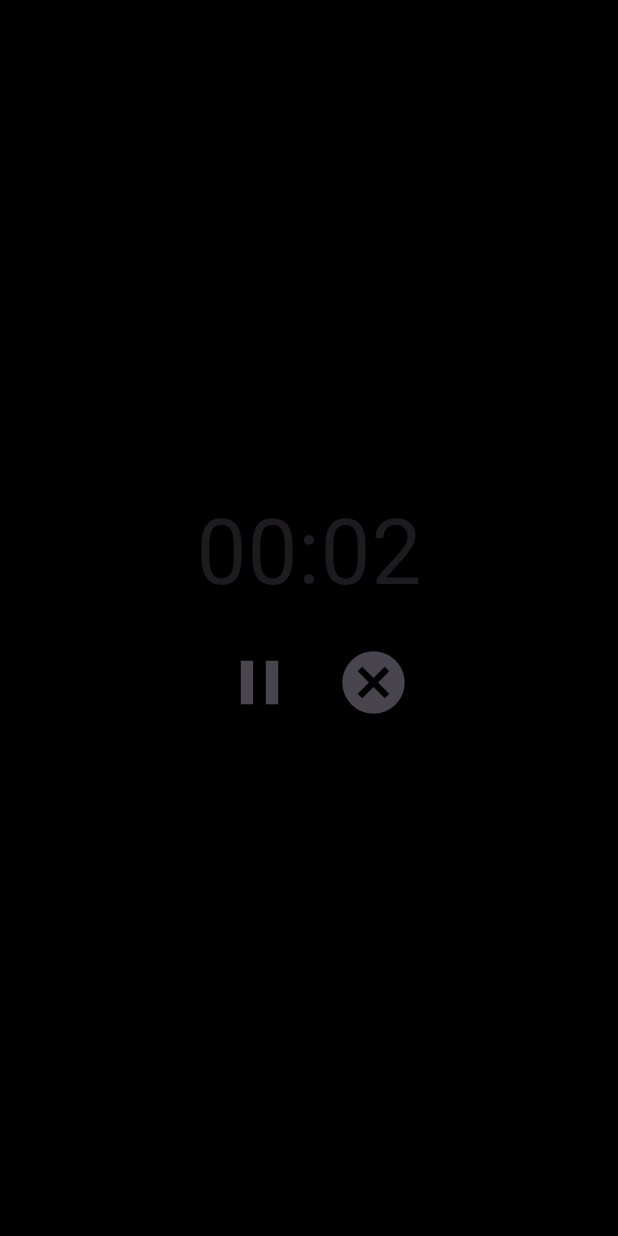
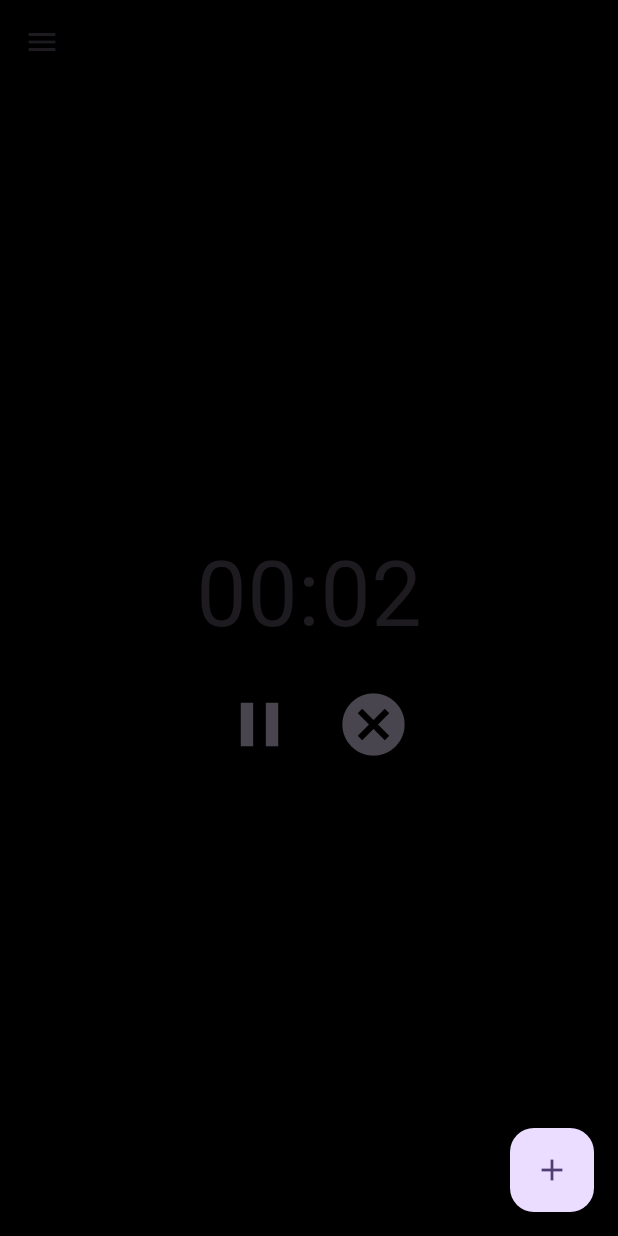
Before and after one commit to pipluppers/pododoro, a Flutter app: the screen it shows after launch, after a tap on "Start", on a phone screen of 412 x 824 dp. Run offline on Flutter 3.47's test engine with Material 3 defaults, Android fonts, the light colour scheme and no system bars; our stand-ins replace isar; accounts and stored records are empty; generated files the repository leaves out were written again.

Commit message:
Add logic to create new timers

```diff
--- a/lib/features/pododoro_timer.dart
+++ b/lib/features/pododoro_timer.dart
@@ -1,10 +1,6 @@
-import 'dart:io';
 import 'package:flutter/material.dart';
-import 'package:path_provider/path_provider.dart';
 import 'package:pododoro/constants.dart' show Constants;
 import 'package:pododoro/features/countdown.dart';
-import 'package:isar/isar.dart';
-import 'package:pododoro/features/timer.dart';
 
 class PododoroTimer extends StatefulWidget {
   final int minutes;
@@ -19,23 +15,6 @@ class PododoroTimer extends StatefulWidget {
 class _PododoroTimerState extends State<PododoroTimer> {
   bool _isMainTimerRunning = false;
   Color _backgroundColor = Constants.defaultBackgroundColor;
-  late Isar _isar;
-  late Directory _isarDirectory;
-
-  @override
-  void initState() {
-    super.initState();
-
-    initializeIsar();
-  }
-
-  Future initializeIsar() async {
-    _isarDirectory = await getApplicationDocumentsDirectory();
-    _isar = await Isar.open(
-      [TimerSchema],
-      directory: _isarDirectory.path
-    );
-  }
 
   /// Starts the countdown timer and adjusts UI elements
   void _startTimer() {
--- a/lib/features/timer.dart
+++ b/lib/features/timer.dart
@@ -9,4 +9,6 @@ class Timer {
   String? name;
   int? totalMinutes;
   int? totalSeconds;
+
+  Timer({this.name, this.totalMinutes, this.totalSeconds});
 }
--- a/lib/main.dart
+++ b/lib/main.dart
@@ -1,5 +1,11 @@
+import 'dart:io';
 import 'package:flutter/material.dart';
+import 'package:pododoro/constants.dart';
+import 'package:pododoro/features/add_timer.dart';
 import 'package:pododoro/features/pododoro_timer.dart';
+import 'package:pododoro/features/timer.dart';
+import 'package:isar/isar.dart';
+import 'package:path_provider/path_provider.dart';
 
 void main() {
   runApp(const MyApp());
@@ -29,25 +35,90 @@ class MyHomePage extends StatefulWidget {
 }
 
 class _MyHomePageState extends State<MyHomePage> {
+  late Isar _isar;
+  late Directory _isarDirectory;
+  Timer? _activeTimer;
+  final List<Timer> _timers = List.empty();
+
+  @override
+  void initState() {
+    super.initState();
+
+    initializeUserData();
+  }
+
   @override
   Widget build(BuildContext context) {
-    return const Scaffold(
-      // appBar: AppBar(
-      //   // TRY THIS: Try changing the color here to a specific color (to
-      //   // Colors.amber, perhaps?) and trigger a hot reload to see the AppBar
-      //   // change color while the other colors stay the same.
-      //   backgroundColor: Colors.black,
-      //   // Here we take the value from the MyHomePage object that was created by
-      //   // the App.build method, and use it to set our appbar title.
-      //   title: Text(widget.title),
-      // ),
-      backgroundColor: Color.fromARGB(255, 231, 96, 220),
-      body: PododoroTimer(minutes: 0, seconds: 3),
-      // floatingActionButton: FloatingActionButton(
-      //   onPressed: _incrementCounter,
-      //   tooltip: 'Increment',
-      //   child: const Icon(Icons.add),
-      // ), // This trailing comma makes auto-formatting nicer for build methods.
+    return Scaffold(
+      appBar: AppBar(
+        backgroundColor: Colors.black,
+        title: Text(_activeTimer?.name ?? ""),
+      ),
+      drawer: Drawer(
+        backgroundColor: Colors.blue,
+        child: ListView.builder(
+          itemCount: _timers.length,
+          itemBuilder: (BuildContext context, int index) {
+            return ListTile(title: Text(_timers[index].name!));
+          },
+        ),
+      ),
+      backgroundColor: Constants.defaultBackgroundColor,
+      body: const PododoroTimer(minutes: 0, seconds: 3),
+      floatingActionButton: FloatingActionButton(
+        onPressed: () {
+          showModalBottomSheet(
+            context: context,
+            isScrollControlled: true,
+            builder: (BuildContext context2) {
+              return AddTimerWidget(onAdd: _addTimer);
+            }
+          );
+        },
+        tooltip: 'Add timer',
+        child: const Icon(Icons.add),
+      ),
     );
   }
+
+  Future initializeUserData() async {
+    _isarDirectory = await getApplicationDocumentsDirectory();
+    _isar = await Isar.open(
+      [TimerSchema],
+      directory: _isarDirectory.path
+    );
+
+    var timers = await _isar.timers.where().findAll();
+
+    setState(() => timers.addAll(timers));
+  }
+
+  /// Adds a timer to the internal database.
+  Future _addTimer(String name, int totalMinutes, int totalSeconds) async{
+    Timer timer = Timer(name: name, totalMinutes: totalMinutes, totalSeconds: totalSeconds);
+    await _isar.writeTxn(() async => await _isar.timers.put(timer));
+
+    setState(() => _timers.add(timer));
+  }
+
+  /// Removes a specified timer from the internal database.
+  Future<bool> _removeTimer(String name) async {
+    Timer? timer = await _isar.timers.filter().nameEqualTo(name, caseSensitive: true).findFirst();
+
+    if (timer == null) return false;
+
+    bool success = await _isar.timers.delete(timer.id);
+
+    if (!success) return false;
+
+    setState(() => _timers.remove(timer));
+
+    return success;
+  }
+
+  /// Removes all timers from the internal database.
+  Future _removeAllTimers() async {
+    await _isar.timers.clear();
+    setState(() => _timers.clear());
+  }
 }
--- a/pubspec.yaml
+++ b/pubspec.yaml
@@ -49,7 +49,7 @@ dev_dependencies:
   # activated in the `analysis_options.yaml` file located at the root of your
   # package. See that file for information about deactivating specific lint
   # rules and activating additional ones.
-  flutter_lints: ^4.0.0
+  flutter_lints: ^5.0.0
   isar_generator: ^3.1.0+1
   build_runner: ^2.4.13
 
```
Also changed, not shown: lib/features/add_timer.dart (added, +144 -0 lines), pubspec.lock.
